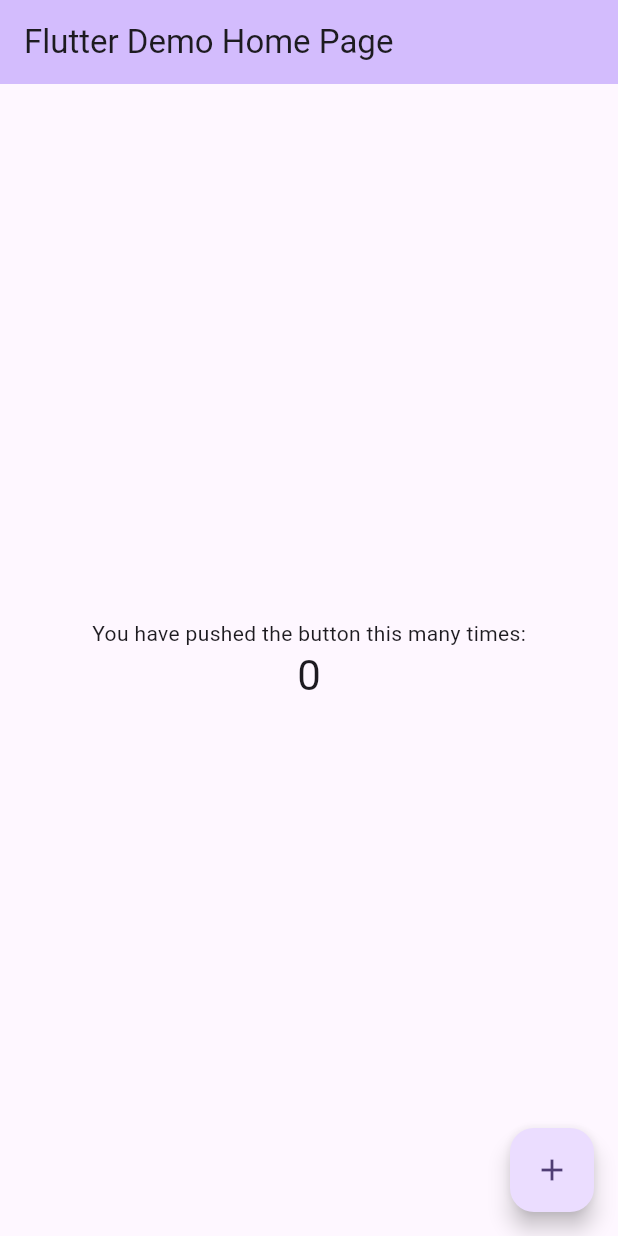
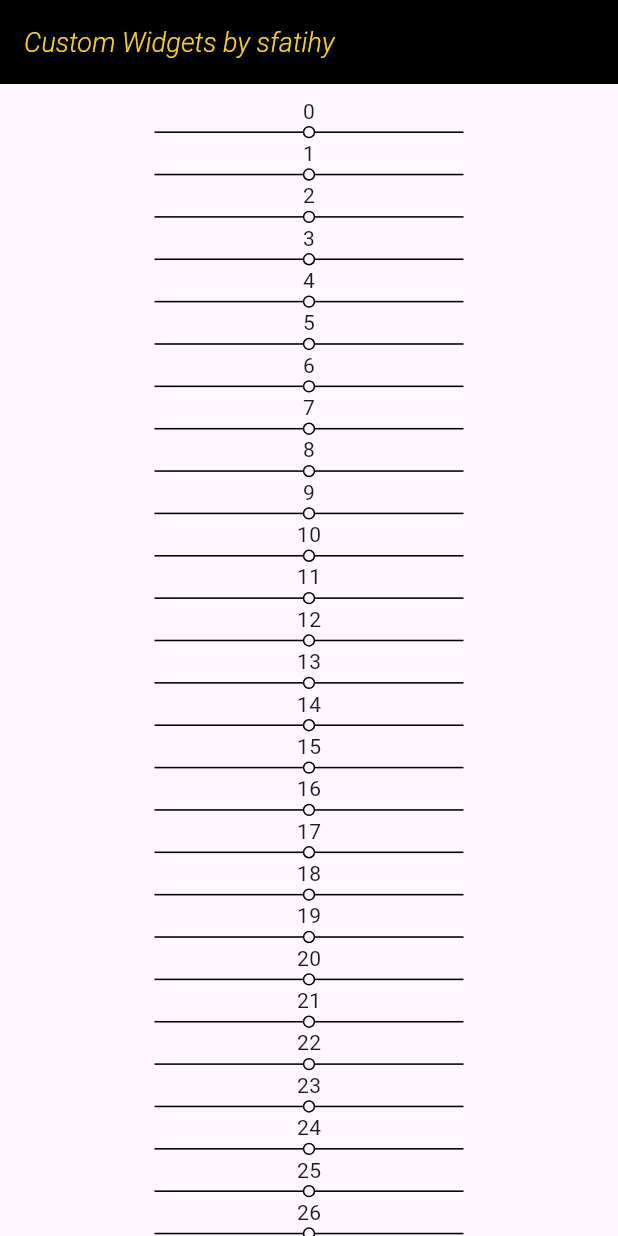
Before and after one commit to sfatihy/custom_widgets, a Flutter app: the screen it shows after launch, on a phone screen of 412 x 824 dp. Run offline on Flutter 3.47's test engine with Material 3 defaults, Android fonts, the phone set to English and light mode, and no system bars.

Commit message:
column and divider widgets done

```diff
--- a/lib/main.dart
+++ b/lib/main.dart
@@ -1,125 +1,20 @@
 import 'package:flutter/material.dart';
 
+import 'package:custom_widgets/views/home_view.dart';
+
 void main() {
-  runApp(const MyApp());
+  runApp(const App());
 }
 
-class MyApp extends StatelessWidget {
-  const MyApp({super.key});
+class App extends StatelessWidget {
+  const App({super.key});
 
-  // This widget is the root of your application.
   @override
   Widget build(BuildContext context) {
-    return MaterialApp(
-      title: 'Flutter Demo',
-      theme: ThemeData(
-        // This is the theme of your application.
-        //         //
-        //         // TRY THIS: Try running your application with "flutter run". You'll see
-        //         // the application has a purple toolbar. Then, without quitting the app,
-        //         // try changing the seedColor in the colorScheme below to Colors.green
-        //         // and then invoke "hot reload" (save your changes or press the "hot
-        //         // reload" button in a Flutter-supported IDE, or press "r" if you used
-        //         // the command line to start the app).
-        //         //
-        //         // Notice that the counter didn't reset back to zero; the application
-        //         // state is not lost during the reload. To reset the state, use hot
-        //         // restart instead.
-        //         //
-        //         // This works for code too, not just values: Most code changes can be
-        //         // tested with just a hot reload.
-        colorScheme: ColorScheme.fromSeed(seedColor: Colors.deepPurple),
-        useMaterial3: true,
-      ),
-      home: const MyHomePage(title: 'Flutter Demo Home Page'),
+    return const MaterialApp(
+      debugShowCheckedModeBanner: false,
+      title: 'Custom Widgets by sfatihy',
+      home: HomeView(),
     );
   }
 }
-
-class MyHomePage extends StatefulWidget {
-  const MyHomePage({super.key, required this.title});
-
-  // This widget is the home page of your application. It is stateful, meaning
-  // that it has a State object (defined below) that contains fields that affect
-  // how it looks.
-
-  // This class is the configuration for the state. It holds the values (in this
-  // case the title) provided by the parent (in this case the App widget) and
-  // used by the build method of the State. Fields in a Widget subclass are
-  // always marked "final".
-
-  final String title;
-
-  @override
-  State<MyHomePage> createState() => _MyHomePageState();
-}
-
-class _MyHomePageState extends State<MyHomePage> {
-  int _counter = 0;
-
-  void _incrementCounter() {
-    setState(() {
-      // This call to setState tells the Flutter framework that something has
-      // changed in this State, which causes it to rerun the build method below
-      // so that the display can reflect the updated values. If we changed
-      // _counter without calling setState(), then the build method would not be
-      // called again, and so nothing would appear to happen.
-      _counter++;
-    });
-  }
-
-  @override
-  Widget build(BuildContext context) {
-    // This method is rerun every time setState is called, for instance as done
-    // by the _incrementCounter method above.
-    //
-    // The Flutter framework has been optimized to make rerunning build methods
-    // fast, so that you can just rebuild anything that needs updating rather
-    // than having to individually change instances of widgets.
-    return Scaffold(
-      appBar: AppBar(
-        // TRY THIS: Try changing the color here to a specific color (to
-        // Colors.amber, perhaps?) and trigger a hot reload to see the AppBar
-        // change color while the other colors stay the same.
-        backgroundColor: Theme.of(context).colorScheme.inversePrimary,
-        // Here we take the value from the MyHomePage object that was created by
-        // the App.build method, and use it to set our appbar title.
-        title: Text(widget.title),
-      ),
-      body: Center(
-        // Center is a layout widget. It takes a single child and positions it
-        // in the middle of the parent.
-        child: Column(
-          // Column is also a layout widget. It takes a list of children and
-          // arranges them vertically. By default, it sizes itself to fit its
-          // children horizontally, and tries to be as tall as its parent.
-          //
-          // Column has various properties to control how it sizes itself and
-          // how it positions its children. Here we use mainAxisAlignment to
-          // center the children vertically; the main axis here is the vertical
-          // axis because Columns are vertical (the cross axis would be
-          // horizontal).
-          //
-          // TRY THIS: Invoke "debug painting" (choose the "Toggle Debug Paint"
-          // action in the IDE, or press "p" in the console), to see the
-          // wireframe for each widget.
-          mainAxisAlignment: MainAxisAlignment.center,
-          children: <Widget>[
-            const Text(
-              'You have pushed the button this many times:',
-            ),
-            Text(
-              '$_counter',
-              style: Theme.of(context).textTheme.headlineMedium,
-            ),
-          ],
-        ),
-      ),
-      floatingActionButton: FloatingActionButton(
-        onPressed: _incrementCounter,
-        tooltip: 'Increment',
-        child: const Icon(Icons.add),
-      ), // This trailing comma makes auto-formatting nicer for build methods.
-    );
-  }
-}
--- /dev/null
+++ b/lib/views/home_view.dart
@@ -0,0 +1,47 @@
+import 'package:flutter/material.dart';
+
+import 'package:custom_widgets/widgets/column/custom_column_widget.dart';
+import 'package:custom_widgets/widgets/divider/custom_divider_widget.dart';
+
+class HomeView extends StatefulWidget {
+  const HomeView({super.key});
+
+  @override
+  State<HomeView> createState() => _HomeViewState();
+}
+
+class _HomeViewState extends State<HomeView> {
+  @override
+  Widget build(BuildContext context) {
+    return Scaffold(
+      appBar: AppBar(
+        title: Text(
+          "Custom Widgets by sfatihy",
+          style: TextStyle(
+            color: Colors.yellowAccent.shade700,
+            fontWeight: FontWeight.w300,
+            fontStyle: FontStyle.italic,
+            fontSize: 18
+          ),
+        ),
+        backgroundColor: Colors.black,
+      ),
+      body: SafeArea(
+        child: CustomColumn(
+          padding: const EdgeInsets.symmetric(vertical: 8),
+          gap: CustomDivider(
+            lineColor: Colors.black,
+            lineWidth: MediaQuery.of(context).size.width * 0.5,
+            circleBorderColor: Colors.black,
+          ),
+          children: List.generate(
+            50,
+            (index) => Center(
+              child: Text(index.toString())
+            )
+          )
+        ),
+      )
+    );
+  }
+}
--- /dev/null
+++ b/lib/widgets/column/custom_column_widget.dart
@@ -0,0 +1,35 @@
+import 'package:flutter/material.dart';
+
+class CustomColumn extends StatelessWidget {
+
+  final EdgeInsets? padding;
+  final ScrollPhysics? physics;
+  final bool shrinkWrap;
+  final Axis scrollDirection;
+  final List<Widget> children;
+  /// It helps to adjust the space between children widgets.
+  final Widget gap;
+
+  const CustomColumn({
+    super.key,
+    this.padding,
+    this.physics,
+    this.shrinkWrap = false,
+    this.scrollDirection = Axis.vertical,
+    required this.children,
+    required this.gap
+  });
+
+  @override
+  Widget build(BuildContext context) {
+    return ListView.separated(
+      padding: padding ?? EdgeInsets.zero,
+      physics: physics,
+      shrinkWrap: shrinkWrap,
+      scrollDirection: scrollDirection,
+      itemCount: children.length,
+      itemBuilder: (context, index) => children[index],
+      separatorBuilder: (context, index) => gap,
+    );
+  }
+}
--- /dev/null
+++ b/lib/widgets/divider/custom_divider_widget.dart
@@ -0,0 +1,44 @@
+import 'package:flutter/material.dart';
+
+class CustomDivider extends StatelessWidget {
+
+  final Color? lineColor;
+  final double? lineWidth;
+  final Color? circleBorderColor;
+
+  const CustomDivider({
+    super.key,
+    this.lineColor,
+    this.lineWidth,
+    this.circleBorderColor
+  });
+
+  @override
+  Widget build(BuildContext context) {
+    return Stack(
+      alignment: Alignment.center,
+      children: [
+        Container(
+          width: lineWidth ?? MediaQuery.of(context).size.width * 0.35,
+          height: (lineWidth ?? MediaQuery.of(context).size.width * 0.35) * 0.005,
+          decoration: BoxDecoration(
+            color: lineColor ?? Theme.of(context).colorScheme.primary,
+          ),
+        ),
+        Center(
+          child: Container(
+            width: (lineWidth ?? MediaQuery.of(context).size.width * 0.35) * 0.04,
+            height: (lineWidth ?? MediaQuery.of(context).size.width * 0.35) * 0.04,
+            decoration: BoxDecoration(
+              color: Theme.of(context).colorScheme.background,
+              shape: BoxShape.circle,
+              border: Border.all(
+                color: circleBorderColor ?? Theme.of(context).colorScheme.primary
+              )
+            ),
+          ),
+        )
+      ],
+    );
+  }
+}
```
Also changed, not shown: 1 other file.
